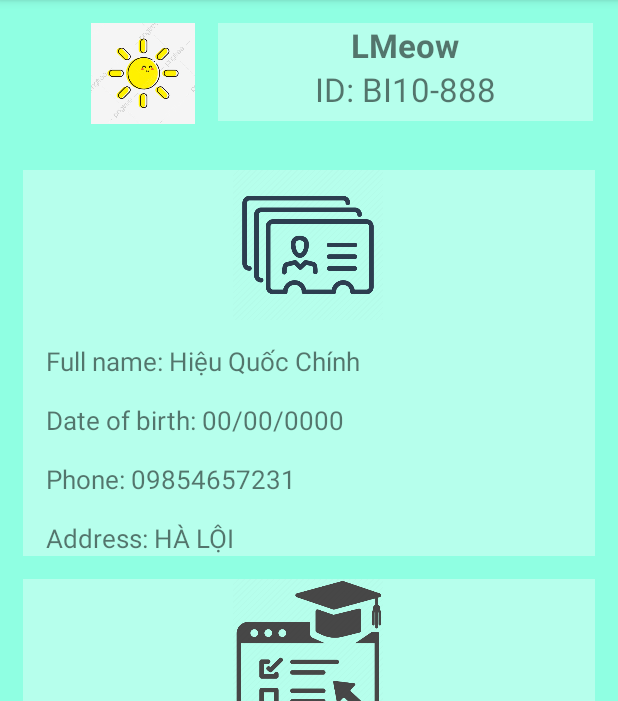
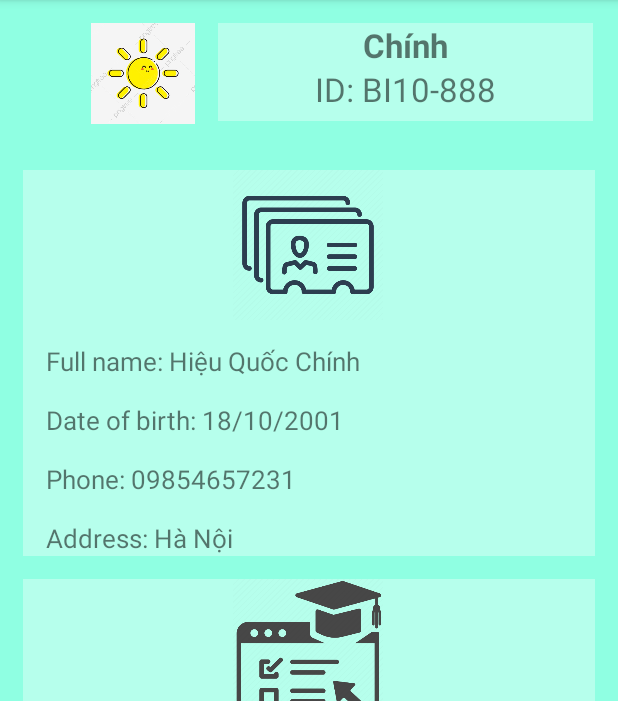
Before and after one commit to thanhhieudo278/midapp, an Android app: the InformationClientFragment screen opened through its navigation route, on a phone screen of 412 x 824 dp, the part 84-785 px from its top. Run offline under Robolectric (Android 15) with nearby library versions, the light colour scheme and no system bars; our stand-ins replace navigation-ui.

Commit message:
10/17 1:48PM

```diff
--- a/Moodle3/app/src/main/java/vn/edu/usth/moodle/MainActivity.java
+++ b/Moodle3/app/src/main/java/vn/edu/usth/moodle/MainActivity.java
@@ -82,7 +82,7 @@ public class MainActivity extends AppCompatActivity {
     @Override
     public boolean onOptionsItemSelected(MenuItem item) {
         switch (item.getItemId()) {
-            case R.id.haha1:
+            case R.id.notification:
                 Toast.makeText(this, "haha 1 selected", Toast.LENGTH_SHORT).show();
 
             case R.id.refresh:
--- a/Moodle3/app/src/main/res/layout/fragment_information_client.xml
+++ b/Moodle3/app/src/main/res/layout/fragment_information_client.xml
@@ -42,7 +42,7 @@
                     <TextView
                         android:layout_width="250dp"
                         android:layout_height="wrap_content"
-                        android:text="LMeow"
+                        android:text="@string/if_fname"
                         android:textSize="22dp"
                         android:textStyle="bold"
                         android:textAlignment="center"
@@ -51,7 +51,7 @@
                     <TextView
                         android:layout_width="250dp"
                         android:layout_height="36dp"
-                        android:text="ID: BI10-888"
+                        android:text="@string/if_id"
                         android:textSize="22dp"
                         android:textAlignment="center"
                         android:background="#b6ffec"
@@ -77,7 +77,7 @@
                 <TextView
                     android:layout_width="match_parent"
                     android:layout_height="wrap_content"
-                    android:text="Full name: Hiệu Quốc Chính"
+                    android:text="@string/if_name"
                     android:layout_margin="15dp"
                     android:textSize="17dp"
                     />
@@ -85,7 +85,7 @@
                 <TextView
                     android:layout_width="match_parent"
                     android:layout_height="wrap_content"
-                    android:text="Date of birth: 00/00/0000"
+                    android:text="@string/if_dob"
                     android:textSize="17dp"
                     android:layout_marginHorizontal="15dp"
                     />
@@ -95,7 +95,7 @@
                     android:layout_height="wrap_content"
                     android:layout_margin="15dp"
                     android:textSize="17dp"
-                    android:text="Phone: 09854657231"
+                    android:text="@string/if_phone"
                     />
 
                 <TextView
@@ -103,7 +103,7 @@
                     android:layout_height="wrap_content"
                     android:layout_marginHorizontal="15dp"
                     android:textSize="17dp"
-                    android:text="Address: HÀ LỘI"
+                    android:text="@string/if_address"
                     />
             </LinearLayout>
 
@@ -126,7 +126,7 @@
                     android:layout_height="wrap_content"
                     android:layout_margin="15dp"
                     android:textSize="17dp"
-                    android:text="Major: Information and Technology"
+                    android:text="@string/if_major"
                     />
 
                 <TextView
@@ -134,7 +134,7 @@
                     android:layout_height="wrap_content"
                     android:layout_marginHorizontal="15dp"
                     android:textSize="17dp"
-                    android:text="Class: B11"
+                    android:text="@string/if_class"
                     />
 
             </LinearLayout>
--- a/Moodle3/app/src/main/res/menu/bottom_menu.xml
+++ b/Moodle3/app/src/main/res/menu/bottom_menu.xml
@@ -2,10 +2,10 @@
 <menu xmlns:android="http://schemas.android.com/apk/res/android"
     xmlns:app="http://schemas.android.com/apk/res-auto">
 
-    <item android:title="Item" android:id="@+id/fisrtFragment"  android:icon="@drawable/ic_home" />
-    <item android:title="Person" android:id="@+id/secondFragment" android:icon="@drawable/ic_person"/>
-    <item android:title="My Courses" android:id="@+id/thirdFragment"  android:icon="@drawable/icbook"/>
-    <item android:title="Menu" android:id="@+id/fouthFragment"  android:icon="@drawable/icmenu"/>
+    <item android:title="@string/Home" android:id="@+id/fisrtFragment"  android:icon="@drawable/ic_home" />
+    <item android:title="@string/Person" android:id="@+id/secondFragment" android:icon="@drawable/ic_person"/>
+    <item android:title="@string/MyCourses" android:id="@+id/thirdFragment"  android:icon="@drawable/icbook"/>
+    <item android:title="@string/Menu" android:id="@+id/fouthFragment"  android:icon="@drawable/icmenu"/>
 
 
 
--- a/Moodle3/app/src/main/res/menu/main_menu.xml
+++ b/Moodle3/app/src/main/res/menu/main_menu.xml
@@ -3,21 +3,21 @@
     <item
         android:id="@+id/search"
         android:icon="@drawable/search"
-        android:title="Search"
-        app:showAsAction="ifRoom"/>
+        android:title="@string/Search"
+        app:showAsAction="always"/>
     <item
         android:id="@+id/setting"
-        android:title="Setting"
+        android:title="@string/Setting"
         app:showAsAction="ifRoom"
         />
     <item
-        android:id="@+id/haha1"
-        android:title="haha1"
+        android:id="@+id/notification"
+        android:title="@string/Notification"
         app:showAsAction="ifRoom"
         />
     <item
         android:id="@+id/refresh"
-        android:title="refresh"
+        android:title="@string/Refresh"
         android:icon="@drawable/refresh"
         app:showAsAction="always"
         />
--- a/Moodle3/app/src/main/res/values/strings.xml
+++ b/Moodle3/app/src/main/res/values/strings.xml
@@ -2,4 +2,37 @@
     <string name="app_name">Moodle</string>
     <!-- TODO: Remove or change this placeholder text -->
     <string name="hello_blank_fragment">Hello blank fragment</string>
+    <string name="hp_address">Address: A21 Building, 18 Hoang Quoc Viet, Cau Giay, Ha Noi.</string>
+    <string name="hp_telephone">Telephone: +84-24 37 91 69 60</string>
+    <string name="hp_email">Email: officeusth@usth.edu.vn</string>
+    <string name="hp_facebook">Facebook: Đại Học Khoa Học và Công Nghệ Hà Nội - USTH</string>
+    <string name="menu_info">Information</string>
+    <string name="menu_grade">Grade</string>
+    <string name="menu_file">Files</string>
+    <string name="menu_web">Website</string>
+    <string name="menu_help">Help</string>
+    <string name="menu_prefer">References</string>
+    <string name="menu_settings">Settings</string>
+    <string name="menu_logout">Log out</string>
+    <string name="if_fname">Chính</string>
+    <string name="if_id">ID: BI10-888</string>
+    <string name="if_name">Full name: Hiệu Quốc Chính</string>
+    <string name="if_dob">Date of birth: 18/10/2001</string>
+    <string name="if_phone">Phone: 09854657231</string>
+    <string name="if_address">Address: Hà Nội</string>
+    <string name="if_major">Major: Information and Technology</string>
+    <string name="if_class">Class: B11</string>
+    <string name="mc_mad"><a href="https://moodle.usth.edu.vn/course/view.php?id=305">Mobile Application Development</a></string>
+    <string name="mc_wad"><a href="https://moodle.usth.edu.vn/course/view.php?id=298">Web Application Development</a></string>
+    <string name="mc_mladm"><a href="https://moodle.usth.edu.vn/course/view.php?id=426">Machine Learning and Data Mining</a></string>
+    <string name="mc_ad"><a href="https://moodle.usth.edu.vn/course/view.php?id=491">Advanced Databases</a></string>
+    <string name="Home">Home</string>
+    <string name="Person">Person</string>
+    <string name="Menu">Menu</string>
+    <string name="MyCourses">My Courses</string>
+    <string name="Search">Search</string>
+    <string name="Setting">Setting</string>
+    <string name="Notification">Notification</string>
+    <string name="Refresh">Refresh</string>
+
 </resources>
--- a/Moodle3/build.gradle
+++ b/Moodle3/build.gradle
@@ -5,7 +5,7 @@ buildscript {
         mavenCentral()
     }
     dependencies {
-        classpath "com.android.tools.build:gradle:7.0.2"
+        classpath 'com.android.tools.build:gradle:7.0.3'
 
         // NOTE: Do not place your application dependencies here; they belong
         // in the individual module build.gradle files
```
Also changed, not shown: Moodle3/app/src/main/res/layout/fragment_home_page.xml (+4 -4 lines), Moodle3/app/src/main/res/layout/fragment_menu.xml (+8 -8 lines), Moodle3/app/src/main/res/layout/fragment_my_courses.xml (+4 -4 lines), 1 other file.
